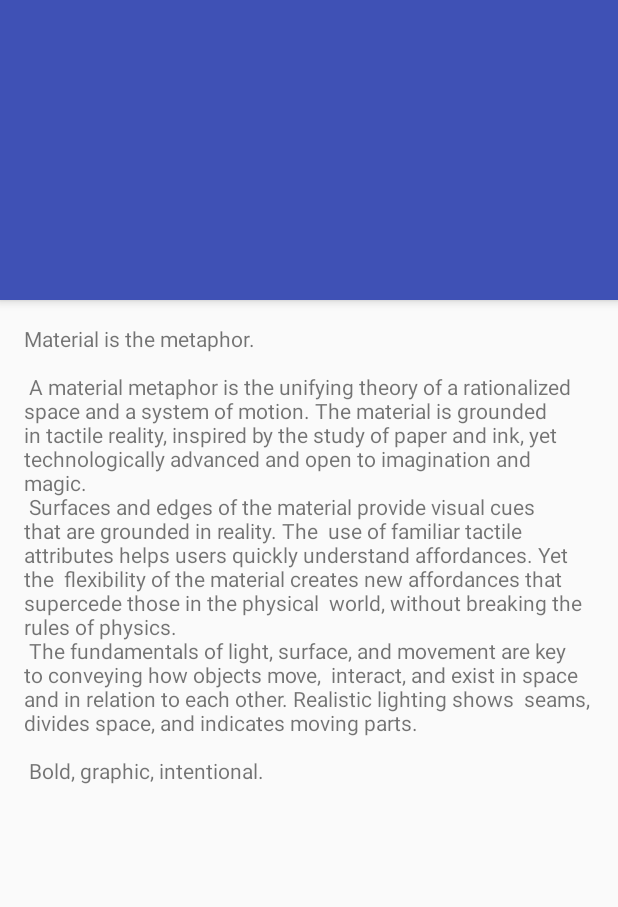
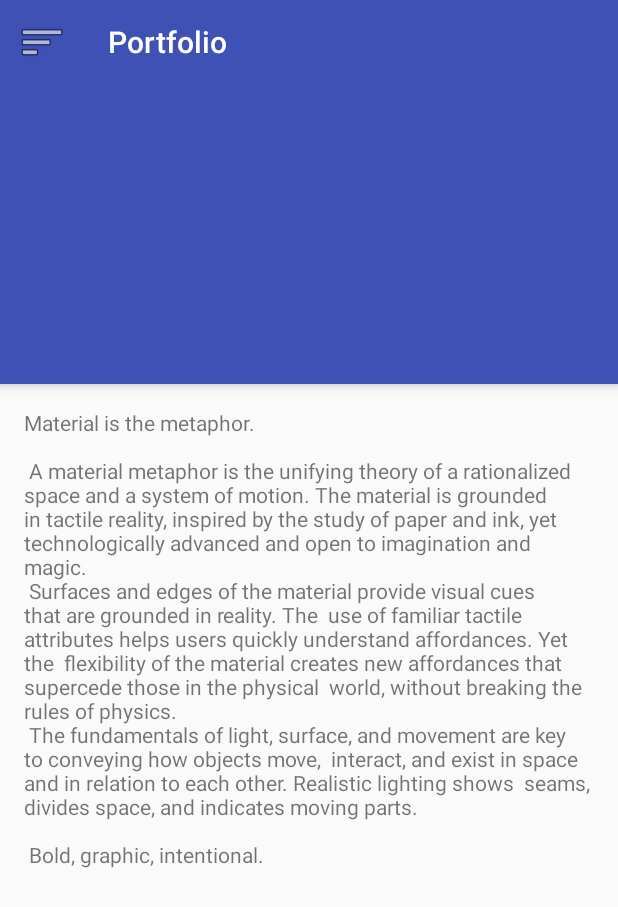
Before and after one commit to galina-al/Portfolio_OrangeSoft, an Android app: the screen it shows after launch (MainActivity), on a phone screen of 412 x 824 dp. Shown: the top 907 px of the screen. Run offline under Robolectric (Android 15) with nearby library versions, the phone set to English and light mode, and no system bars; libraries missing offline, so code that uses them is left out: com.nostra13.universalimageloader, nl.qbusict.cupboard; 3 statements that could not run were skipped.

Commit message:
add menu

```diff
--- a/app/src/main/java/com/example/user/portfolio/MainActivity.java
+++ b/app/src/main/java/com/example/user/portfolio/MainActivity.java
@@ -9,11 +9,15 @@ import android.graphics.BitmapFactory;
 import android.net.Uri;
 import android.os.Environment;
 import android.provider.MediaStore;
+import android.support.design.widget.NavigationView;
 import android.support.v4.view.ViewPager;
+import android.support.v4.widget.DrawerLayout;
+import android.support.v7.app.ActionBar;
 import android.support.v7.app.AppCompatActivity;
 import android.os.Bundle;
 import android.support.v7.widget.Toolbar;
 import android.util.Log;
+import android.view.MenuItem;
 import android.view.MotionEvent;
 import android.view.View;
 import android.view.ViewParent;
@@ -38,6 +42,7 @@ public class MainActivity extends AppCompatActivity implements View.OnClickListe
     public static final int CAMERA_REQUEST_CODE = 2;
     public static final int PICK_REQUEST_CODE = 3;
     private ViewPager pager;
+    private DrawerLayout drawerLayout;
 
 
     @SuppressLint("ClickableViewAccessibility")
@@ -45,6 +50,54 @@ public class MainActivity extends AppCompatActivity implements View.OnClickListe
     protected void onCreate(Bundle savedInstanceState) {
         super.onCreate(savedInstanceState);
         setContentView(R.layout.activity_main);
+
+        Toolbar toolbar = findViewById(R.id.toolbar);
+        setSupportActionBar(toolbar);
+        ActionBar actionbar = getSupportActionBar();
+        actionbar.setDisplayHomeAsUpEnabled(true);
+        actionbar.setHomeAsUpIndicator(android.R.drawable.ic_menu_sort_by_size);
+
+        drawerLayout = findViewById(R.id.drawer_layout);
+        drawerLayout.addDrawerListener(
+                new DrawerLayout.DrawerListener() {
+                    @Override
+                    public void onDrawerSlide(View drawerView, float slideOffset) {
+                        // Respond when the drawer's position changes
+                    }
+
+                    @Override
+                    public void onDrawerOpened(View drawerView) {
+                        // Respond when the drawer is opened
+                    }
+
+                    @Override
+                    public void onDrawerClosed(View drawerView) {
+                        // Respond when the drawer is closed
+                    }
+
+                    @Override
+                    public void onDrawerStateChanged(int newState) {
+                        // Respond when the drawer motion state changes
+                    }
+                }
+        );
+
+        NavigationView navigationView = findViewById(R.id.nav_view);
+        navigationView.setNavigationItemSelectedListener(
+                new NavigationView.OnNavigationItemSelectedListener() {
+                    @Override
+                    public boolean onNavigationItemSelected(MenuItem menuItem) {
+                        // set item as selected to persist highlight
+                        menuItem.setChecked(true);
+                        // close drawer when item is tapped
+                        drawerLayout.closeDrawers();
+
+                        // Add code here to update the UI based on the item selected
+                        // For example, swap UI fragments here
+
+                        return true;
+                    }
+                });
 
         HeaderPhotoDao dao = DbHelper.getDb().getHeaderPhotoDao();
         List<HeaderPhoto> headerPhotos = dao.getAll();
--- a/app/src/main/res/layout/activity_main.xml
+++ b/app/src/main/res/layout/activity_main.xml
@@ -1,17 +1,29 @@
 <?xml version="1.0" encoding="utf-8"?>
-<android.support.design.widget.CoordinatorLayout xmlns:android="http://schemas.android.com/apk/res/android"
+<android.support.v4.widget.DrawerLayout xmlns:android="http://schemas.android.com/apk/res/android"
     xmlns:app="http://schemas.android.com/apk/res-auto"
     xmlns:tools="http://schemas.android.com/tools"
+    android:id="@+id/drawer_layout"
     android:layout_width="match_parent"
     android:layout_height="match_parent"
     tools:context="com.example.user.portfolio.MainActivity">
 
+    <android.support.design.widget.CoordinatorLayout
+        android:layout_width="match_parent"
+        android:layout_height="match_parent"
+        android:orientation="vertical">
 
         <android.support.design.widget.AppBarLayout
             android:id="@+id/app_bar"
             android:layout_width="match_parent"
             android:layout_height="wrap_content"
             android:theme="@style/ThemeOverlay.AppCompat.Dark.ActionBar">
+
+            <android.support.v7.widget.Toolbar
+                android:id="@+id/toolbar"
+                android:layout_width="match_parent"
+                android:layout_height="?attr/actionBarSize"
+                android:background="?attr/colorPrimary"
+                android:theme="@style/ThemeOverlay.AppCompat.ActionBar" />
 
             <android.support.design.widget.CollapsingToolbarLayout
                 android:id="@+id/collapsing"
@@ -22,10 +34,9 @@
 
                 <android.support.v4.view.ViewPager
                     android:id="@+id/pager"
-                android:descendantFocusability="blocksDescendants"
                     android:layout_width="match_parent"
-                android:layout_height="200dp">
-            </android.support.v4.view.ViewPager>
+                    android:layout_height="200dp"
+                    android:descendantFocusability="blocksDescendants"></android.support.v4.view.ViewPager>
 
 
             </android.support.design.widget.CollapsingToolbarLayout>
@@ -33,7 +44,18 @@
 
         </android.support.design.widget.AppBarLayout>
 
-
         <include layout="@layout/content_scrolling" />
 
     </android.support.design.widget.CoordinatorLayout>
+
+
+    <android.support.design.widget.NavigationView
+        android:id="@+id/nav_view"
+        android:layout_width="wrap_content"
+        android:layout_height="match_parent"
+        android:layout_gravity="start"
+        android:fitsSystemWindows="true"
+        app:headerLayout="@layout/header_layout"
+        app:menu="@menu/drawer_view" />
+
+</android.support.v4.widget.DrawerLayout>
--- /dev/null
+++ b/app/src/main/res/menu/drawer_view.xml
@@ -0,0 +1,9 @@
+<?xml version="1.0" encoding="utf-8"?>
+<menu xmlns:android="http://schemas.android.com/apk/res/android" >
+    <group android:checkableBehavior="single">
+        <item
+            android:id="@+id/nav_camera"
+            android:icon="@android:drawable/ic_menu_camera"
+            android:title="Photo" />
+    </group>
+</menu>
```
Also changed, not shown: app/build.gradle (+6 -4 lines), app/src/main/res/layout/header_layout.xml (added, +17 -0 lines), app/src/main/res/drawable/photo_icon.png (added). Lines whose indentation alone changed are shown as unchanged.
